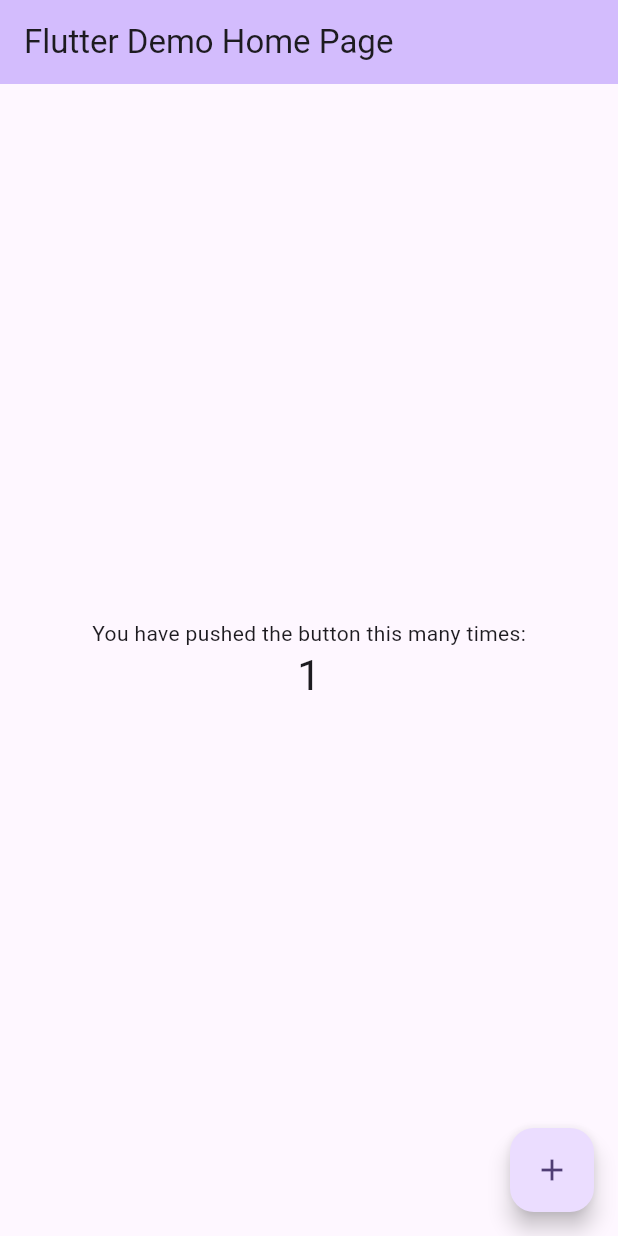
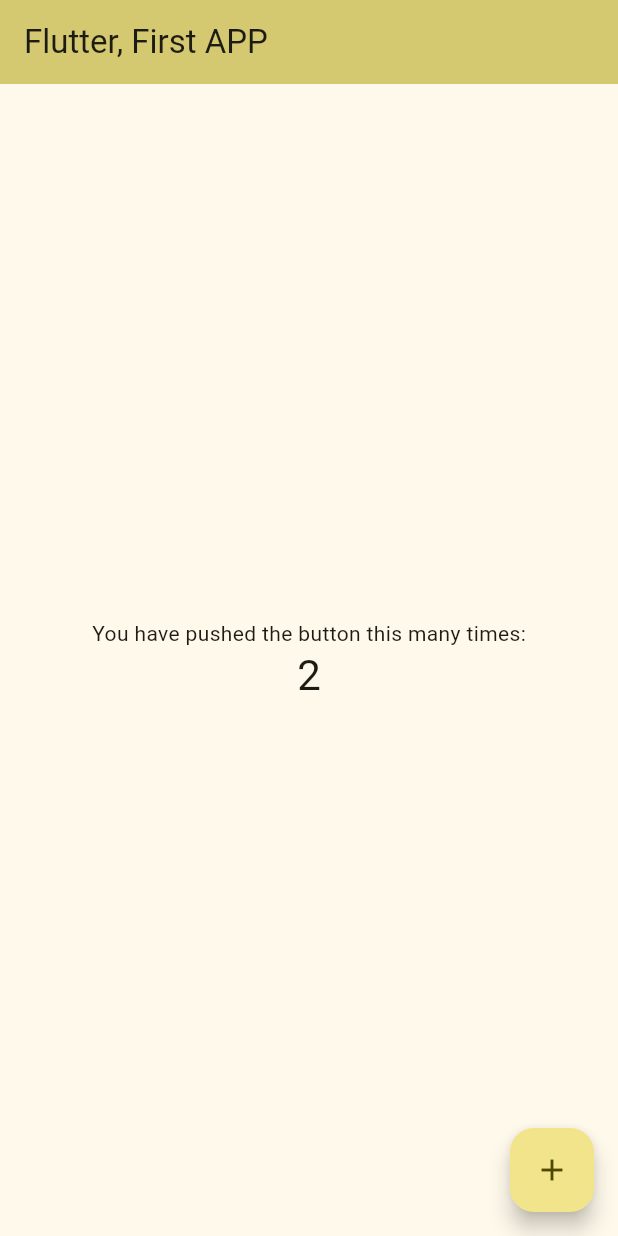
Before and after one commit to ErArbazAnsari/FLUTTER-Learning, a Flutter app: the screen it shows after launch, after a tap on the "add" icon, on a phone screen of 412 x 824 dp. Run offline on Flutter 3.47's test engine with Material 3 defaults, Android fonts, the phone set to English and light mode, and no system bars.

Commit message:
first Project

```diff
--- a/WSCUBE_TECH/1_firstProject/first_project/lib/main.dart
+++ b/WSCUBE_TECH/1_firstProject/first_project/lib/main.dart
@@ -28,10 +28,10 @@ class MyApp extends StatelessWidget {
         //
         // This works for code too, not just values: Most code changes can be
         // tested with just a hot reload.
-        colorScheme: ColorScheme.fromSeed(seedColor: Colors.deepPurple),
+        colorScheme: ColorScheme.fromSeed(seedColor: Colors.yellow),
         useMaterial3: true,
       ),
-      home: const MyHomePage(title: 'Flutter Demo Home Page'),
+      home: const MyHomePage(title: 'Flutter, First APP'),
     );
   }
 }
@@ -64,7 +64,7 @@ class _MyHomePageState extends State<MyHomePage> {
       // so that the display can reflect the updated values. If we changed
       // _counter without calling setState(), then the build method would not be
       // called again, and so nothing would appear to happen.
-      _counter++;
+      _counter+=2;
     });
   }
 
```
